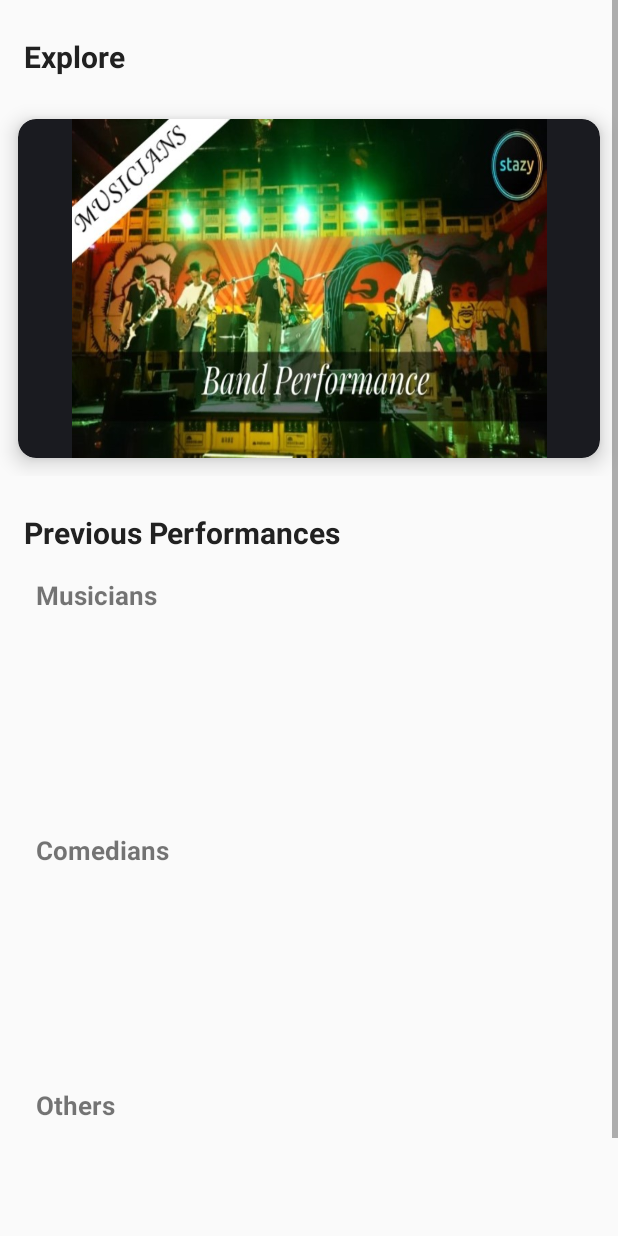
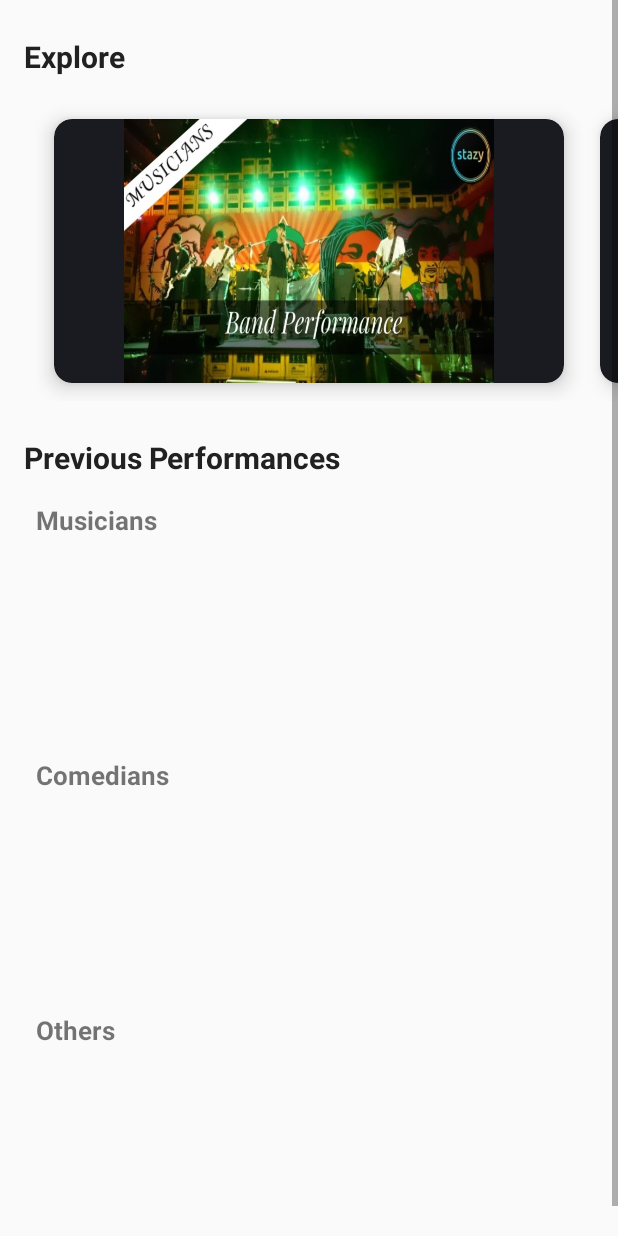
Before and after one commit to swaroop-nath/Stazy, an Android app: the MainActivityHotel screen opened directly, with no data from a screen before it, on a phone screen of 412 x 824 dp. Run offline under Robolectric (Android 15) with nearby library versions, the phone set to English and light mode, and no system bars; our stand-ins replace ButterKnife, Firebase (no records; nobody signed in at launch, a user with empty details on screens opened directly); 7 statements that could not run were skipped.

Commit message:
Product passed phase 1. Next steps - develop the remaining modules in evolutionary model Date - 09/03/2019

```diff
--- a/app/src/main/AndroidManifest.xml
+++ b/app/src/main/AndroidManifest.xml
@@ -4,9 +4,9 @@
 
     <application
         android:allowBackup="true"
-        android:icon="@mipmap/ic_launcher"
+        android:icon="@mipmap/launcher_icon"
         android:label="@string/app_name"
-        android:roundIcon="@mipmap/ic_launcher_round"
+        android:roundIcon="@mipmap/launcher_icon_round"
         android:supportsRtl="true"
         android:theme="@style/AppTheme">
         <activity android:name=".hotelend.MainActivityHotel" />
--- a/app/src/main/java/in/stazy/stazy/datamanagerhotel/ComedianData.java
+++ b/app/src/main/java/in/stazy/stazy/datamanagerhotel/ComedianData.java
@@ -31,8 +31,6 @@ public class ComedianData implements DataManager {
             comedianData.setFacebook(docSnap.get("facebook").toString());
             comedianData.setInstagram(docSnap.get("instagram").toString());
             comedianData.setUID(docSnap.get("uid").toString());
-
-            //TODO: Write code to download low res profile picture
             comedians.add(comedianData);
         }
         return comedians;
--- a/app/src/main/java/in/stazy/stazy/datamanagerhotel/MucisianData.java
+++ b/app/src/main/java/in/stazy/stazy/datamanagerhotel/MucisianData.java
@@ -32,8 +32,6 @@ public class MucisianData implements DataManager {
             mucisianData.setFacebook(docSnap.get("facebook").toString());
             mucisianData.setInstagram(docSnap.get("instagram").toString());
             mucisianData.setUID(docSnap.get("uid").toString());
-
-            //TODO: Write code to download low res profile picture
             mucisians.add(mucisianData);
         }
         return mucisians;
--- a/app/src/main/java/in/stazy/stazy/datamanagerhotel/OtherData.java
+++ b/app/src/main/java/in/stazy/stazy/datamanagerhotel/OtherData.java
@@ -31,8 +31,6 @@ public class OtherData implements DataManager{
             otherData.setFacebook(docSnap.get("facebook").toString());
             otherData.setInstagram(docSnap.get("instagram").toString());
             otherData.setUID(docSnap.get("uid").toString());
-
-            //TODO: Write code to download low res profile picture
             others.add(otherData);
         }
         return others;
--- a/app/src/main/java/in/stazy/stazy/hotelend/HirePerformer.java
+++ b/app/src/main/java/in/stazy/stazy/hotelend/HirePerformer.java
@@ -62,9 +62,9 @@ public class HirePerformer extends AppCompatActivity implements CustomOnComplete
     //Constant Declaration
     public static int FLAG_SET = 1;
     public static int FLAG_UNSET = 0;
-    private static final String TYPE_VALUE_MUCISIANS_HP = "musicians";
-    private static final String TYPE_VALUE_COMEDIANS_HP = "comedians";
-    private static final String TYPE_VALUE_OTHERS_HP = "others";
+    private static final String TYPE_VALUE_MUCISIANS_HP = "Musicians";
+    private static final String TYPE_VALUE_COMEDIANS_HP = "Comedians";
+    private static final String TYPE_VALUE_OTHERS_HP = "Others";
 
     private static final String GENRE_VALUE_SINGER_HP = "Singer";
     private static final String GENRE_VALUE_GUITARIST_HP = "Guitarist";
--- a/app/src/main/java/in/stazy/stazy/hotelend/HotelProfile.java
+++ b/app/src/main/java/in/stazy/stazy/hotelend/HotelProfile.java
@@ -35,8 +35,6 @@ public class HotelProfile extends AppCompatActivity implements OnCompleteListene
         super.onCreate(savedInstanceState);
         setContentView(R.layout.activity_hotel_profile);
         ButterKnife.bind(this);
-        //TODO: Write Code to download data, store it in Manager.HOTEL_DATA.
-        //TODO: Fill the views.
         if (Manager.HOTEL_DATA == null) {
             FirebaseFirestore firebaseFirestore = FirebaseFirestore.getInstance();
             DocumentReference documentReference = firebaseFirestore.collection("Cities").document(Manager.CITY_VALUE)
--- a/app/src/main/java/in/stazy/stazy/hotelend/MainActivityHotel.java
+++ b/app/src/main/java/in/stazy/stazy/hotelend/MainActivityHotel.java
@@ -59,9 +59,9 @@ public class MainActivityHotel extends AppCompatActivity {
 
     //Constant Field declarations
     public static final String EXPLORE_INTENT_EXTRA_KEY = "type";
-    public static final String TYPE_VALUE_MUCISIANS = "musicians";
-    public static final String TYPE_VALUE_COMEDIANS = "comedians";
-    public static final String TYPE_VALUE_OTHERS = "others";
+    public static final String TYPE_VALUE_MUCISIANS = "Musicians";
+    public static final String TYPE_VALUE_COMEDIANS = "Comedians";
+    public static final String TYPE_VALUE_OTHERS = "Others";
     public static final String VIEW_ALL_INTENT_EXTRA_KEY = "view_all_type";
     public static final String VIEW_ALL_INTENT_VALUE_MUCISIANS = "view_all_mucisians";
     public static final String VIEW_ALL_INTENT_VALUE_COMEDIANS = "view_all_comedians";
--- a/app/src/main/java/in/stazy/stazy/hotelend/Performer.java
+++ b/app/src/main/java/in/stazy/stazy/hotelend/Performer.java
@@ -76,7 +76,6 @@ public class Performer extends AppCompatActivity implements View.OnClickListener
         ButterKnife.bind(this);
         /*
         TODO: Define behaviours for Shortlist and Hire buttons
-        TODO: Write code to download High Res profile picture here and find a way to keep this image in the performer object.
          */
 
         Intent receivedIntent = getIntent();
@@ -142,7 +141,6 @@ public class Performer extends AppCompatActivity implements View.OnClickListener
     private void hirePerformer() {
         //TODO: Clear the shortlist database.
         //TODO: Put the hired candidate to SQLite Database.
-        //TODO: Think of some way to send the hired information to the performer
     }
 
     private void startShortlistProcedure() {
@@ -153,7 +151,6 @@ public class Performer extends AppCompatActivity implements View.OnClickListener
 
     @Override
     public void onConditionsSet(String performanceTime, String performanceDuration) {
-        //TODO: Add the shortlisted candidate to SQLite Database.
 //        phoneImageView.setVisibility(View.VISIBLE);
 //        phoneTextView.setVisibility(View.VISIBLE);
 
--- a/app/src/main/java/in/stazy/stazy/hotelend/PerformerViewHolder.java
+++ b/app/src/main/java/in/stazy/stazy/hotelend/PerformerViewHolder.java
@@ -35,7 +35,6 @@ class PerformerViewHolder {
     }
 
     void setProfilePicture(DataManager performer) {
-        //TODO: Use uid to parse profile picture from Cloud Storage
         FirebaseStorage storage = FirebaseStorage.getInstance();
         StorageReference imageReference = storage.getReference().child(performer.getUID()+"/"+performer.getPicName());
         Glide.with(context).asBitmap().load(imageReference).into(new SimpleTarget<Bitmap>() {
--- a/app/src/main/java/in/stazy/stazy/performerend/PaymentDialog.java
+++ b/app/src/main/java/in/stazy/stazy/performerend/PaymentDialog.java
@@ -67,7 +67,7 @@ public class PaymentDialog extends DialogFragment implements DialogInterface.OnS
 
     @Override
     public void onClick(View v) {
-        //TODO: Write UPI code
+        //TODO: Write UPI code - on activity result.
         String creditsReq = String.valueOf(creditsReqText.getText());
         if (TextUtils.isEmpty(creditsReq))
             creditsReqText.setError("Please input a valid value");
--- a/app/src/main/res/layout/activity_main_hotel.xml
+++ b/app/src/main/res/layout/activity_main_hotel.xml
@@ -27,11 +27,13 @@
         <android.support.v4.view.ViewPager
             android:id="@id/activity_hotel_main_explore_view_pager"
             android:layout_width="match_parent"
-            android:layout_height="250dp"
+            android:layout_height="200dp"
             app:layout_constraintTop_toBottomOf="@id/activity_hotel_main_explore_text_view"
             app:layout_constraintStart_toStartOf="parent"
             app:layout_constraintEnd_toEndOf="parent"
             android:layout_marginTop="@dimen/activity_hotel_main_explore_buttons_container_top_margin"
+            android:paddingStart="@dimen/activity_hotel_main_explore_buttons_container_start_padding"
+            android:paddingEnd="@dimen/activity_hotel_main_explore_buttons_container_end_padding"
             android:clipToPadding="false"
             android:overScrollMode="never"/>
 
--- a/app/src/main/res/layout/activity_sign_in.xml
+++ b/app/src/main/res/layout/activity_sign_in.xml
@@ -74,7 +74,7 @@
                     android:layout_width="match_parent"
                     android:layout_height="match_parent"
                     android:hint="@string/sign_in_activity_phone_number_hint"
-                    android:inputType="phone" />
+                    android:inputType="number" />
             </android.support.design.widget.TextInputLayout>
         </LinearLayout>
 
--- a/app/src/main/res/layout/activity_sign_up.xml
+++ b/app/src/main/res/layout/activity_sign_up.xml
@@ -385,7 +385,7 @@
                         android:id="@id/sign_up_activity_performer_phone_number_input"
                         android:layout_width="match_parent"
                         android:layout_height="wrap_content"
-                        android:inputType="phone"
+                        android:inputType="number"
                         android:hint="@string/sign_up_activity_phone_number_input_text" />
                 </android.support.design.widget.TextInputLayout>
             </LinearLayout>
@@ -609,6 +609,7 @@
                     android:id="@id/activity_sign_up_performer_price_input"
                     android:layout_width="match_parent"
                     android:layout_height="match_parent"
+                    android:inputType="number"
                     android:hint="@string/activity_sign_up_performer_price_input_hint"/>
             </android.support.design.widget.TextInputLayout>
 
--- a/app/src/main/res/values/colors.xml
+++ b/app/src/main/res/values/colors.xml
@@ -11,4 +11,6 @@
     <color name="circularImageViewBorder">#717171</color>
     <color name="colorSocialLinkItemBorder">#717171</color>
     <color name="cardViewDarkBackground">#bcbcbc</color>
+
+    <!--TODO: Make a black theme-->
 </resources>
--- a/app/src/main/res/values/dimens.xml
+++ b/app/src/main/res/values/dimens.xml
@@ -18,7 +18,7 @@
     <!--activity_main_hotel_explore_buttons_scroll_view_container margin dimens-->
     <dimen name="activity_hotel_main_explore_buttons_container_top_margin">16dp</dimen>
     <dimen name="activity_hotel_main_explore_buttons_container_start_padding">24dp</dimen>
-    <dimen name="activity_hotel_main_explore_buttons_container_end_padding">16dp</dimen>
+    <dimen name="activity_hotel_main_explore_buttons_container_end_padding">24dp</dimen>
 
     <!--activity_main_hotel_explore_cards dimens-->
     <dimen name="activity_hotel_main_explore_card_view_container_height">170dp</dimen>
```
Also changed, not shown: app/src/main/java/in/stazy/stazy/authflow/MessageService.java (+11 -9 lines), app/src/main/java/in/stazy/stazy/authflow/SignInActivity.java (+5 -3 lines), app/src/main/java/in/stazy/stazy/authflow/SignUpActivity.java (+3 -4 lines).
